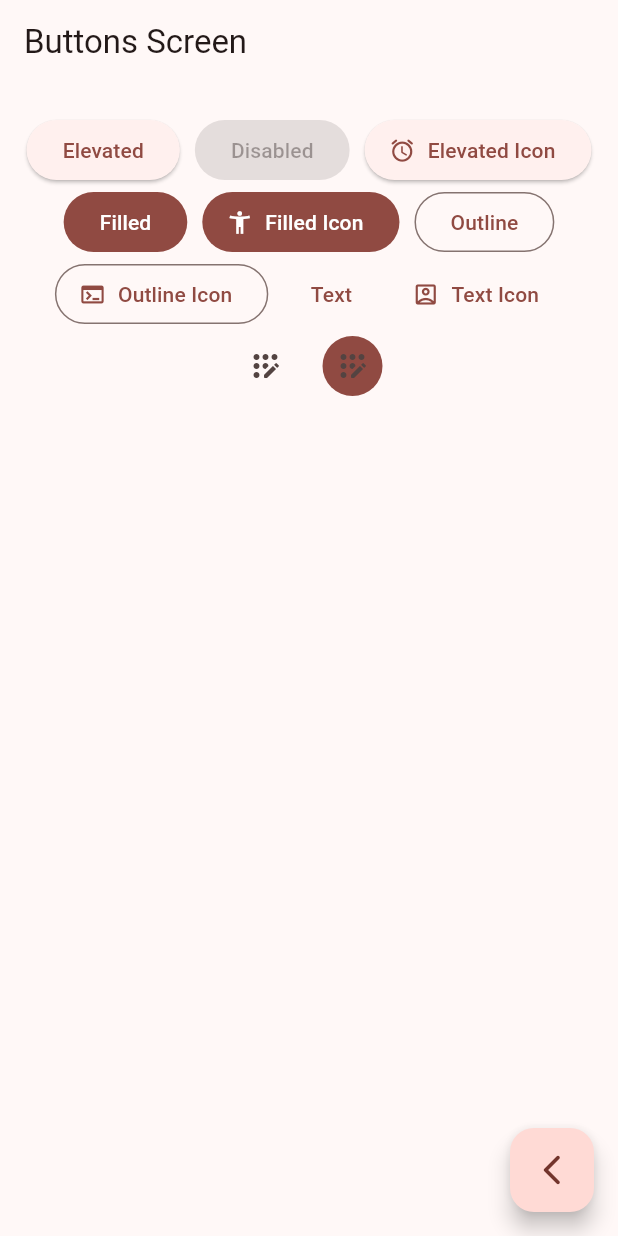
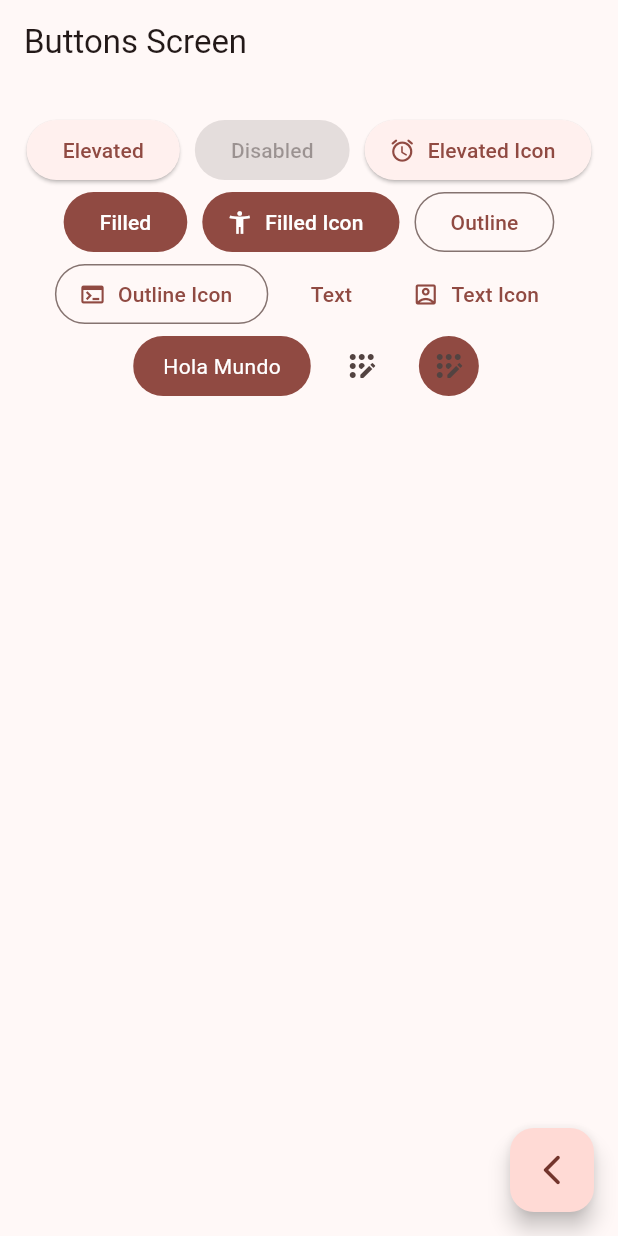
Before and after one commit to RichiiiRFC/widgets_app, a Flutter app: the ButtonsScreen screen opened by its route, on a phone screen of 412 x 824 dp. Run offline on Flutter 3.47's test engine with Material 3 defaults, Android fonts, the phone set to English and light mode, and no system bars; our stand-ins replace go_router.

Commit message:
botón personalizado

```diff
--- a/lib/presentation/screens/buttons/buttons_screen.dart
+++ b/lib/presentation/screens/buttons/buttons_screen.dart
@@ -63,7 +63,8 @@ class _ButtonsView extends StatelessWidget {
                 label: const Text("Text Icon"),
               ),
 
-              // TODO custom button
+              const CustomButton(),
+
 
               IconButton(onPressed: (){}, icon: Icon(Icons.app_registration_rounded)),
 
@@ -82,3 +83,27 @@ class _ButtonsView extends StatelessWidget {
     );
   }
 }
+
+
+class CustomButton extends StatelessWidget {
+  const CustomButton({super.key});
+
+  @override
+  Widget build(BuildContext context) {
+
+    final colors = Theme.of(context).colorScheme;
+
+    return ClipRRect(
+      borderRadius: BorderRadius.circular(20),
+      child: Material(
+        color: colors.primary,
+        child: InkWell(
+          onTap: () {},
+          child: Padding(
+            padding: const EdgeInsets.symmetric(horizontal: 20, vertical: 10),
+            child: Text("Hola Mundo", style: TextStyle(color: Colors.white)),),
+        ),
+      ),
+    );
+  }
+}
```
